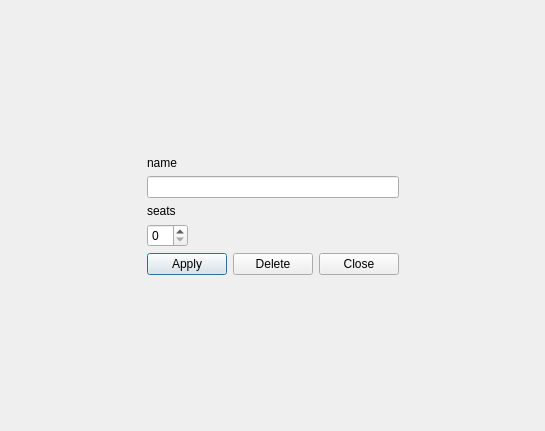
First picture: the form in dialogs/editAircraftDialog.ui, repository FFH255/flights, before the edit.
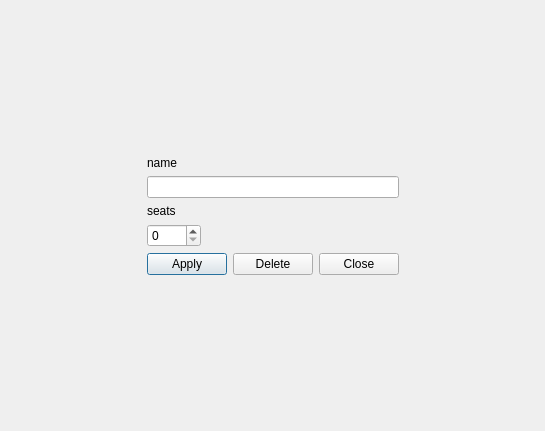
Second picture: the form after the edit.

Patch:
```diff
--- a/dialogs/editAircraftDialog.ui
+++ b/dialogs/editAircraftDialog.ui
@@ -68,7 +68,11 @@
        <item>
         <layout class="QHBoxLayout" name="horizontalLayout">
          <item>
-          <widget class="QSpinBox" name="seatsSpinBox"/>
+          <widget class="QSpinBox" name="seatsSpinBox">
+           <property name="maximum">
+            <number>1000</number>
+           </property>
+          </widget>
          </item>
          <item>
           <spacer name="horizontalSpacer">
```
